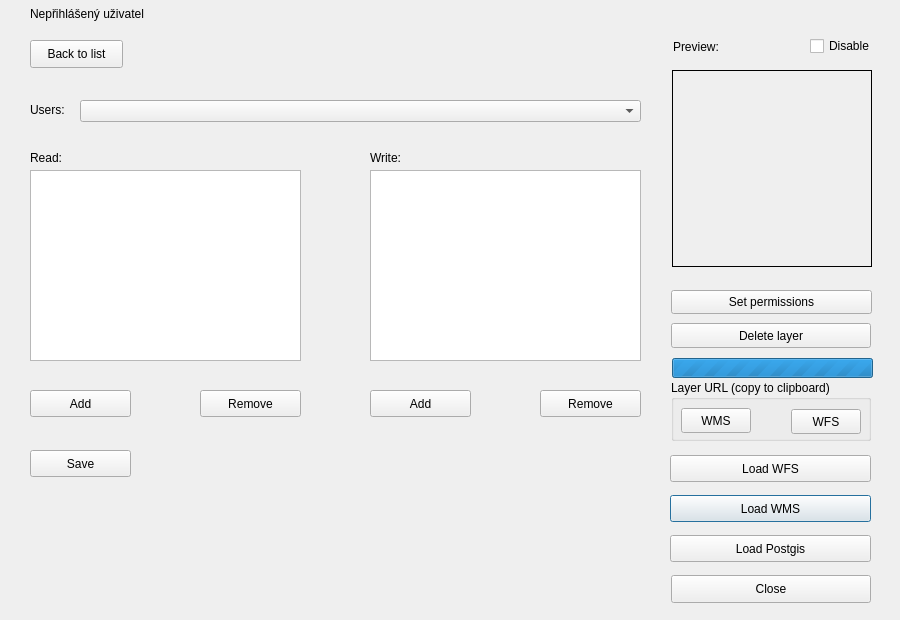
First picture: the form in dlg_addLayer.ui, repository LESPROJEKT/qgis-layman-plugin, before the edit.
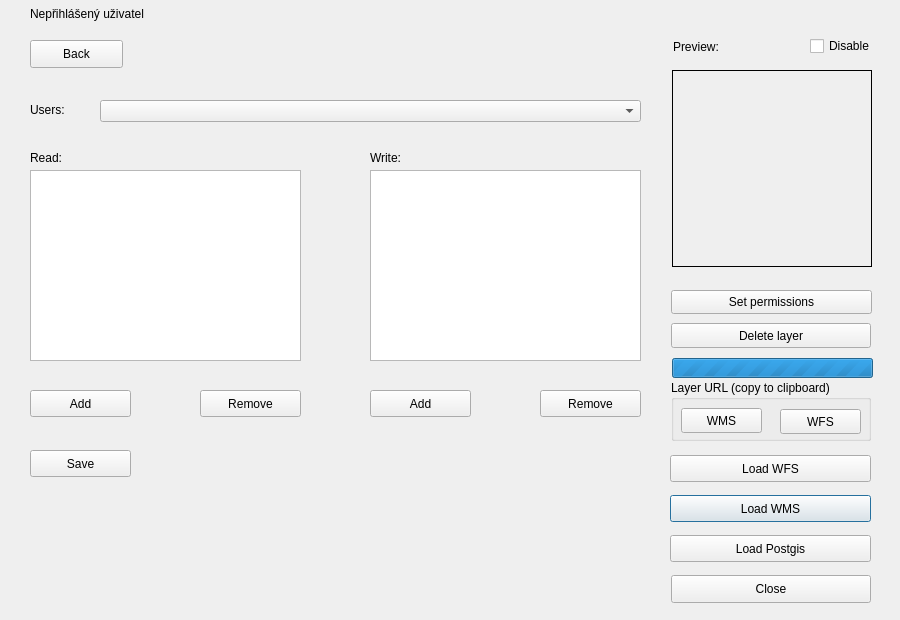
Second picture: the form after the edit. The open tabs and pages were chosen to show the change. Icons and pictures are not drawn. Custom widgets are drawn as their Qt base class.

```diff
--- a/dlg_addLayer.ui
+++ b/dlg_addLayer.ui
@@ -219,7 +219,7 @@
      <rect>
       <x>10</x>
       <y>28</y>
-      <width>70</width>
+      <width>81</width>
       <height>25</height>
      </rect>
     </property>
@@ -234,9 +234,9 @@
    <widget class="QPushButton" name="pushButton_urlWfs">
     <property name="geometry">
      <rect>
-      <x>120</x>
+      <x>109</x>
       <y>29</y>
-      <width>70</width>
+      <width>81</width>
       <height>25</height>
      </rect>
     </property>
@@ -342,9 +342,9 @@
     <widget class="QComboBox" name="comboBox_users">
      <property name="geometry">
       <rect>
-       <x>60</x>
+       <x>80</x>
        <y>70</y>
-       <width>561</width>
+       <width>541</width>
        <height>22</height>
       </rect>
      </property>
@@ -456,7 +456,7 @@
       </rect>
      </property>
      <property name="text">
-      <string>Back to list</string>
+      <string>Back</string>
      </property>
      <property name="icon">
       <iconset>
```
